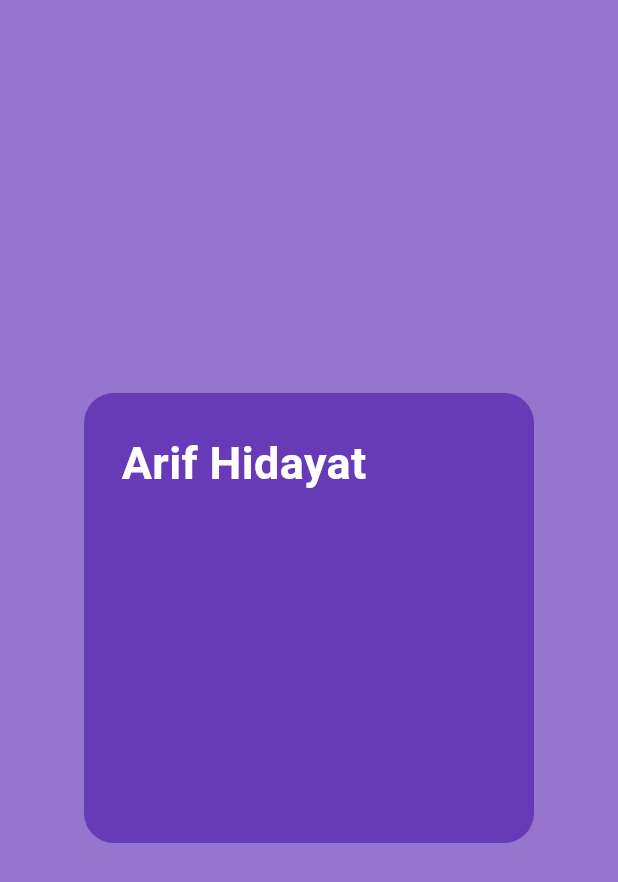
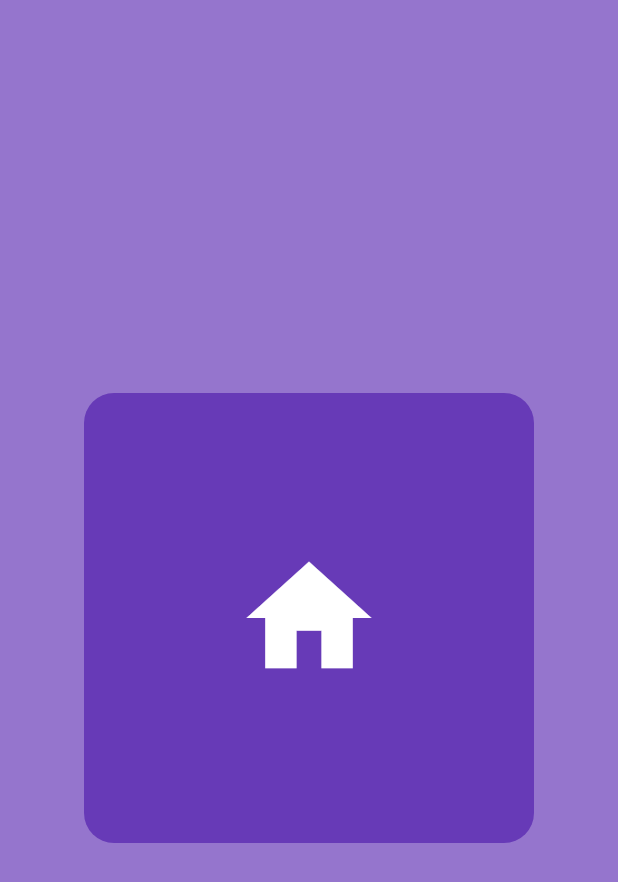
Before and after one commit to ariflabs/flutter_app_funda, a Flutter app: the screen it shows after launch, on a phone screen of 412 x 824 dp. Shown: the top 882 px of the screen. Run offline on Flutter 3.47's test engine with Material 3 defaults, Android fonts, the light colour scheme and no system bars.

Commit message:
widet/Icon

```diff
--- a/lib/main.dart
+++ b/lib/main.dart
@@ -24,13 +24,10 @@ class MyApp extends StatelessWidget {
                 borderRadius: BorderRadius.circular(20),
               ),
               padding: EdgeInsets.all(25),
-              child: Text(
-                "Arif Hidayat",
-                style: TextStyle(
-                  color: Colors.white,
-                  fontSize: 30,
-                  fontWeight: FontWeight.bold,
-                ),
+              child: Icon(
+                Icons.home,
+                size: 100,
+                color: Colors.white,
               ),
             ),
           )),
```
